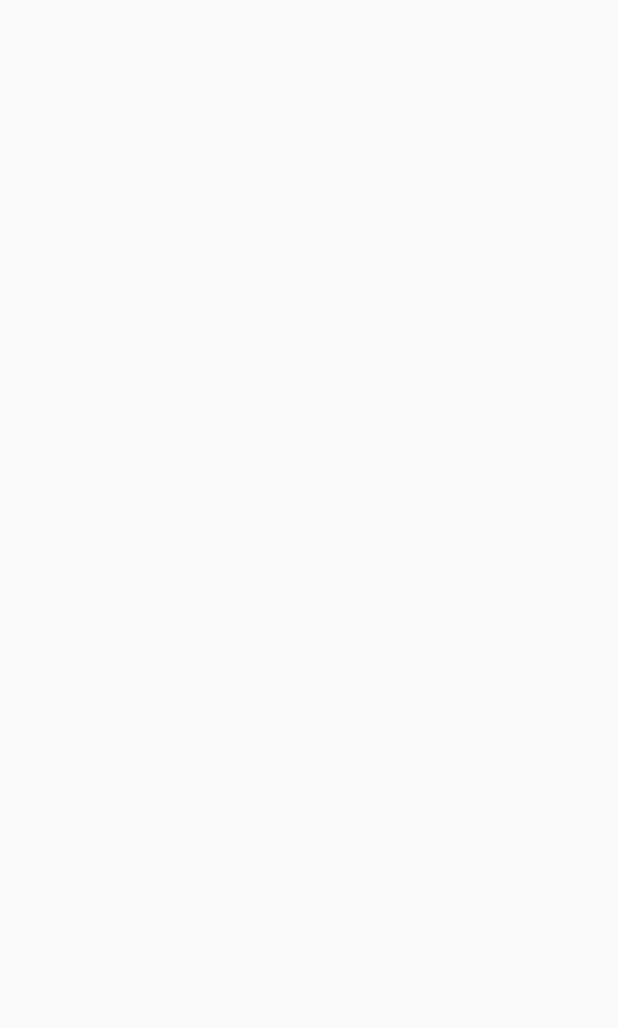
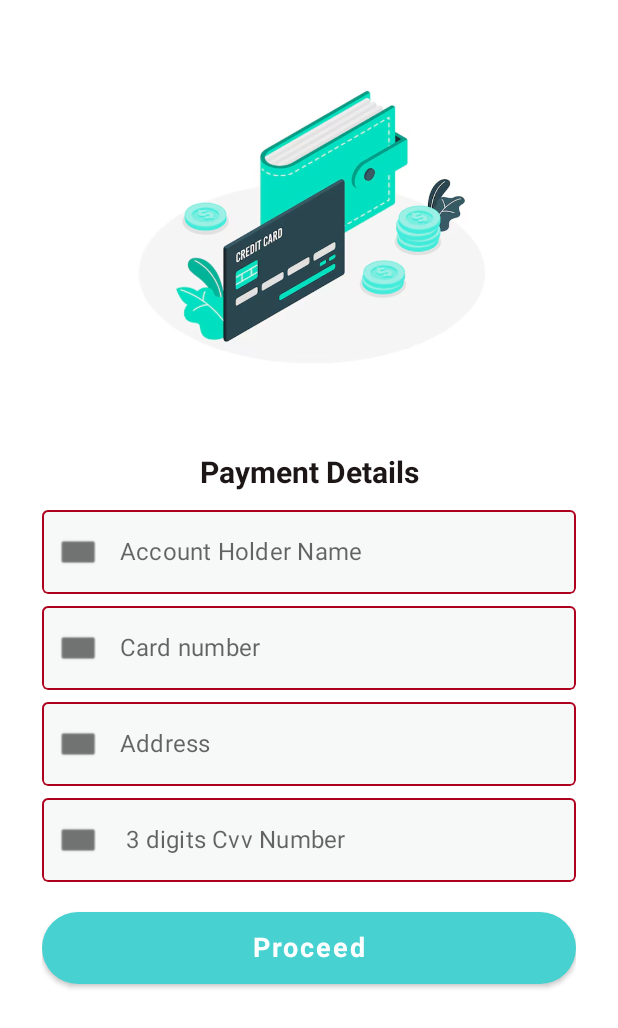
Before and after one commit to ram2105-star/fashionhub, an Android app built with Jetpack Compose: the PaymentActivity screen opened directly, with no data from a screen before it, on a phone screen of 412 x 824 dp. Before the commit the part shown is empty. Shown: the top 1028 px of the screen. Run offline under Robolectric (Android 15) with nearby library versions, the phone set to English and light mode, and no system bars.

Commit message:
Payment Page completed

```diff
--- a/app/src/main/java/com/fashionhub/venkatasai/PaymentActivity.kt
+++ b/app/src/main/java/com/fashionhub/venkatasai/PaymentActivity.kt
@@ -42,11 +42,134 @@ import com.fashionhub.venkatasai.ui.theme.Primary
 
 class PaymentActivity : ComponentActivity() {
 
+    @SuppressLint("SuspiciousIndentation")
+    override fun onCreate(savedInstanceState: Bundle?) {
+        super.onCreate(savedInstanceState)
+        setContent {
+
+            val context = LocalContext.current
+            val gradient45 = Brush.linearGradient(
+                colors = listOf(Color.White, Color.White),
+                start = Offset(0f, Float.POSITIVE_INFINITY),
+                end = Offset(Float.POSITIVE_INFINITY, 0f))
+
+            Surface(
+                modifier = Modifier
+                    .background(gradient45)
+                    .fillMaxSize()
+                    .padding(28.dp)
+            ) {
+
+
+                Column(modifier = Modifier.fillMaxSize()
+
+                    .background(gradient45),
+
+                    horizontalAlignment = Alignment.CenterHorizontally) {
+
+                    Image(
+                        modifier = Modifier.size(250.dp),
+                        painter = painterResource(id = R.drawable.cardatm),
+                        contentDescription = null)
+                    Spacer(modifier = Modifier.height(20.dp))
+
+                    Spacer(modifier = Modifier.height(5.dp))
+                    HeadingTextComponent(value = "Payment Details")
+
+
+
+
+                    Spacer(modifier = Modifier.height(5.dp)
+                    )
+
+
+                    MyTextFieldComponent(
+                        labelValue = "Account Holder Name",
+                        painterResource(id = R.drawable.card_png1),
+                        onTextChanged = {
+
+                        },
+                    )
+
+
+                    MyTextFieldComponent(
+                        labelValue = "Card number",
+                        painterResource(id = R.drawable.card_png1),
+                        onTextChanged = {
+
+                        },
+                    )
+
+                    MyTextFieldComponent(
+                        labelValue = "Address",
+                        painterResource = painterResource(id = R.drawable.card_png1),
+                        onTextChanged = {
+
+                        },
+                    )
+
+                    MyTextFieldComponent(
+                        labelValue = " 3 digits Cvv Number ",
+                        painterResource = painterResource(id = R.drawable.card_png1),
+                        onTextChanged = {
+
+                        },
+                    )
+
+
+                    Spacer(modifier = Modifier.height(20.dp))
+                    val toy = ""
+                    Button(
+                        modifier = Modifier
+                            .wrapContentWidth()
+                            .heightIn(48.dp),
+                        onClick = {
+                            context.startActivity(Intent(context, ConfirmationActivity::class.java))
+                        },
+                        contentPadding = PaddingValues(),
+                        colors = ButtonDefaults.buttonColors(Color.Transparent),
+                        shape = RoundedCornerShape(50.dp),
+                    ) {
+                        Box(
+                            modifier = Modifier
+                                .fillMaxWidth()
+                                .heightIn(48.dp)
+                                .background(
+                                    brush = Brush.horizontalGradient(listOf(Primary, Primary)),
+                                    shape = RoundedCornerShape(20.dp)
+                                ),
+                            contentAlignment = Alignment.Center
+                        ) {
+                            Text(
+                                text = "Proceed",
+                                fontSize = 18.sp,
+                                color = Color.White,
+                                fontWeight = FontWeight.Bold
+                            )
+                        }
+                    }
+                    Spacer(modifier = Modifier.height(10.dp))
+
+
+
+
+                }
+            }
+        }
+    }
+
+
+
+
+
+
 
 }
 
 @Preview
 @Composable
 fun DefaultPreviewOfSignUpScreen() {
-//    Paymen()
+//    Payment()
+
+
 }
```
